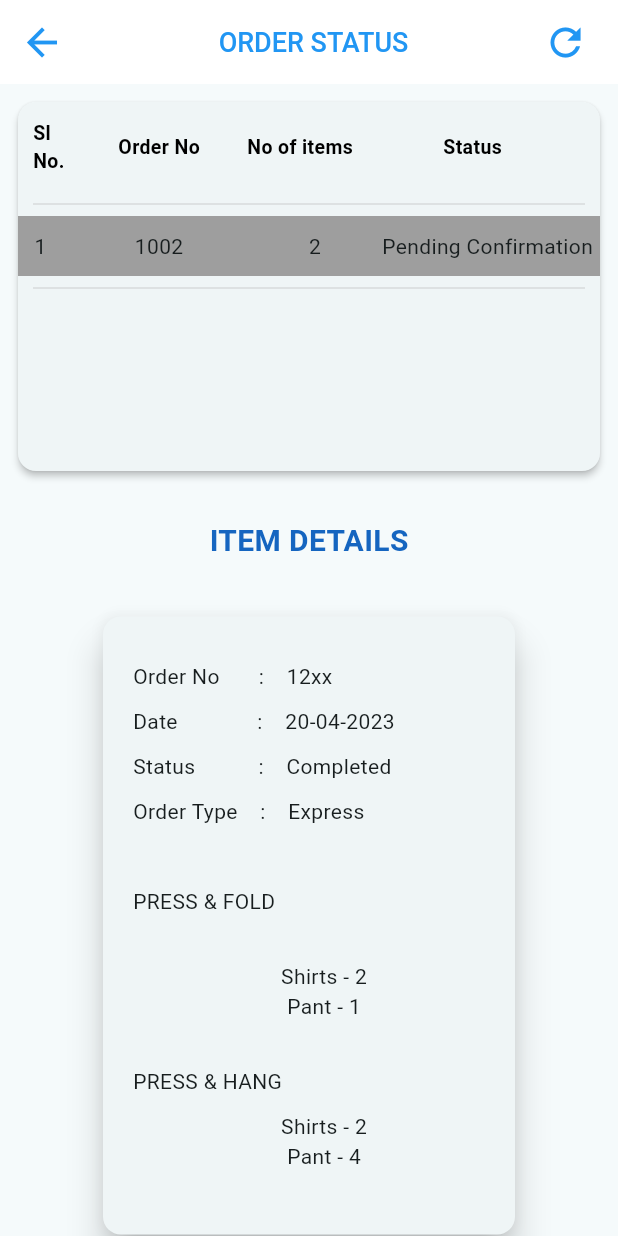
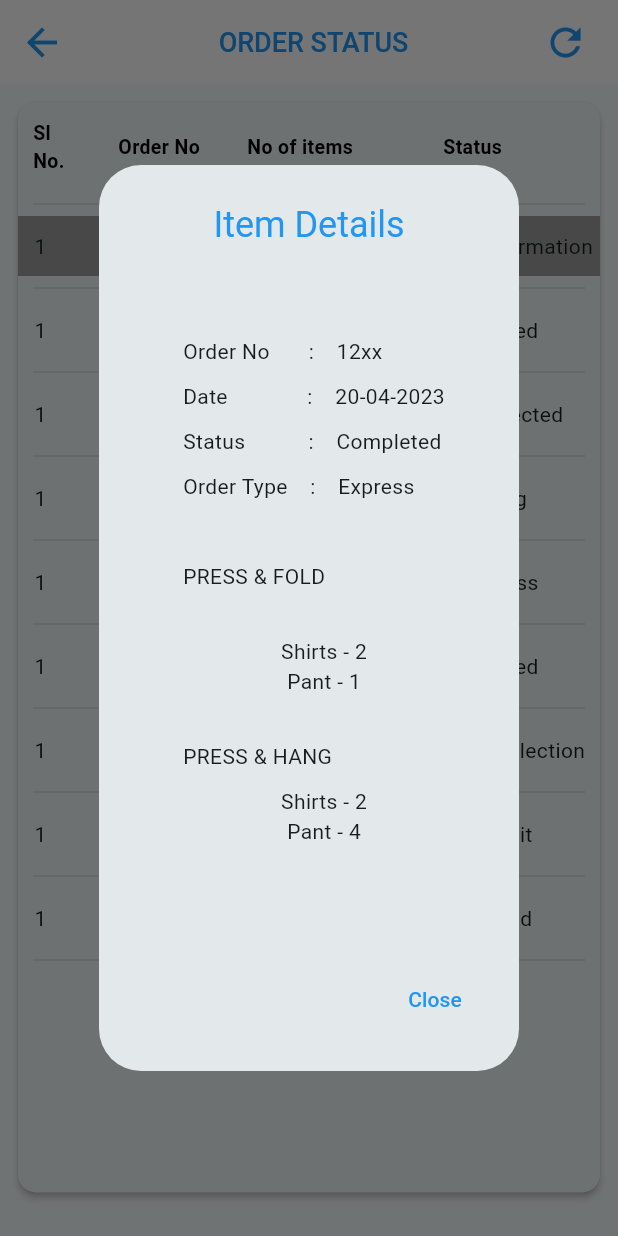
Before and after one commit to abhisheksr227/integrate3_screen, a Flutter app: the Orderstushistory screen opened directly, after a tap on an icon or button, on a phone screen of 412 x 824 dp. Run offline on Flutter 3.47's test engine with Material 2 defaults, Android fonts, the phone set to English and light mode, and no system bars; our stand-ins replace charts_flutter, dots_indicator, fl_chart, google_maps_flutter, pie_chart, share_plus and 1 more; missing offline and left inert: another_stepper.

Commit message:
git commit -m "second commit"

```diff
--- a/lib/Customers/15-19/Order_Status.dart
+++ b/lib/Customers/15-19/Order_Status.dart
@@ -1,8 +1,5 @@
 import 'package:flutter/cupertino.dart';
 import 'package:flutter/material.dart';
-import 'package:intl/intl.dart';
-
-import 'Item_Details.dart';
 
 class Orderstushistory extends StatefulWidget {
   const Orderstushistory({Key? key}) : super(key: key);
@@ -27,18 +24,101 @@ class _OrderstushistoryState extends State<Orderstushistory> {
   Color color = Color(0xff0d2bd4);
 
   int selectedRowIndex = -1;
-  bool isVisible = false;
-
-  void toggleVisibility() {
-    setState(() {
-      isVisible = true;
-    });
-  }
 
   void selectRow(int index) {
     setState(() {
       selectedRowIndex = index;
     });
+  }
+
+  Future<void> showItemDetails(BuildContext context) async {
+    return showDialog<void>(
+      context: context,
+      barrierDismissible: false,
+      builder: (BuildContext context) {
+        return AlertDialog(
+          title: Center(child: Text('Item Details',style: TextStyle(color: Colors.blue),)),
+          content: Padding(
+            padding: const EdgeInsets.all(12.0),
+            child: Container(
+              height: MediaQuery.of(context).size.height * 0.5,
+              child: Padding(
+                padding: const EdgeInsets.only(left: 20),
+                child: Column(
+                  crossAxisAlignment: CrossAxisAlignment.start,
+                  children: [
+                    SizedBox(
+                      height: 30,
+                    ),
+                    Row(
+                      children: [
+                        Text("Order No"),
+                        SizedBox(width: 26),
+                        Text(":"),
+                        SizedBox(width: 15),
+                        Text("12xx")
+                      ],
+                    ),
+                    SizedBox(height: 10,),
+                    Row(
+                      children: [
+                        Text("Date"),
+                        SizedBox(width: 53),
+                        Text(":"),
+                        SizedBox(width: 15),
+                        Text("20-04-2023")
+
+                      ],
+                    ),
+                    SizedBox(height: 10),
+                    Row(
+                      children: [
+                        Text("Status"),
+                        SizedBox(width: 42),
+                        Text(":"),
+                        SizedBox(width: 15),
+                        Text("Completed")
+                      ],
+                    ),SizedBox(height: 10),
+                    Row(
+                      children: [
+                        Text("Order Type"),
+                        SizedBox(width: 15),
+                        Text(":"),
+                        SizedBox(width: 15),
+                        Text("Express")
+                      ],
+                    ),
+
+                    SizedBox(
+                      height: 40,
+                    ),Text("PRESS & FOLD"),
+                    SizedBox(height: 30,),
+                    Center(child: Text("Shirts - 2")),
+                    Center(child: Text("Pant - 1"))
+                    ,SizedBox(
+                      height: 30,
+                    ),Text("PRESS & HANG"),
+                    SizedBox(height: 10,),
+                    Center(child: Text("Shirts - 2")),
+                    Center(child: Text("Pant - 4")),
+                    SizedBox(height: 10,),
+                  ],
+                ),
+              ),
+            ),
+          ),
+          actions: <Widget>[
+            TextButton(
+              child: Text('Close',style: TextStyle(color: Colors.blue),),
+              onPressed: () {
+                Navigator.of(context).pop();
+              },
+            ),
+          ],
+        );
+      },
+    );
   }
 
   @override
@@ -66,6 +146,7 @@ class _OrderstushistoryState extends State<Orderstushistory> {
             Padding(
               padding: const EdgeInsets.all(8),
               child: Card(
+                surfaceTintColor: Colors.white,
                 elevation: 2,
                 child: Container(
                   decoration: BoxDecoration(
@@ -139,16 +220,16 @@ class _OrderstushistoryState extends State<Orderstushistory> {
                         endIndent: 10,
                       ),
                       SizedBox(
-                        height: 170,
+                        height: MediaQuery.of(context).size.height*0.79,
                         child: ListView.builder(
-                          itemCount: 1,
+                          itemCount: 9,
                           itemBuilder: (BuildContext context, int rowIndex) {
                             return Column(
                               children: [
                                 GestureDetector(
                                   onTap: () {
                                     selectRow(rowIndex);
-                                    toggleVisibility();
+                                    showItemDetails(context);
                                   },
                                   child: Container(
                                     color: selectedRowIndex == rowIndex ? Colors.grey : null,
@@ -199,100 +280,6 @@ class _OrderstushistoryState extends State<Orderstushistory> {
                 ),
               ),
             ),
-            SizedBox(height: 20,),
-            if(isVisible)
-            SizedBox(
-              child: Column(
-                children: [
-                  Center(
-                    child: Text(
-                      "ITEM DETAILS",
-                      style: TextStyle(
-                          fontSize: 20,
-                          fontWeight: FontWeight.bold,
-                          color: Colors.blue[800]),
-                    ),
-                  ),
-            SizedBox(
-              height: 20,
-            ),
-            Padding(
-              padding: const EdgeInsets.all(12.0),
-              child: Card(
-                elevation: 10,
-                child: Container(
-                  width: MediaQuery.of(context).size.width / 1.5,
-                  height: MediaQuery.of(context).size.height * 0.5,
-                  child: Padding(
-                    padding: const EdgeInsets.only(left: 20),
-                    child: Column(
-                      crossAxisAlignment: CrossAxisAlignment.start,
-                      children: [
-                        SizedBox(
-                          height: 30,
-                        ),
-                        Row(
-                          children: [
-                            Text("Order No"),
-                            SizedBox(width: 26),
-                            Text(":"),
-                            SizedBox(width: 15),
-                            Text("12xx")
-                          ],
-                        ),
-                        SizedBox(height: 10,),
-                        Row(
-                          children: [
-                            Text("Date"),
-                            SizedBox(width: 53),
-                            Text(":"),
-                            SizedBox(width: 15),
-                            Text("20-04-2023")
-
-                          ],
-                        ),
-                        SizedBox(height: 10),
-                        Row(
-                          children: [
-                            Text("Status"),
-                            SizedBox(width: 42),
-                            Text(":"),
-                            SizedBox(width: 15),
-                            Text("Completed")
-                          ],
-                        ),SizedBox(height: 10),
-                        Row(
-                          children: [
-                            Text("Order Type"),
-                            SizedBox(width: 15),
-                            Text(":"),
-                            SizedBox(width: 15),
-                            Text("Express")
-                          ],
-                        ),
-
-                        SizedBox(
-                          height: 40,
-                        ),Text("PRESS & FOLD"),
-                        SizedBox(height: 30,),
-                        Center(child: Text("Shirts - 2")),
-                        Center(child: Text("Pant - 1"))
-                        ,SizedBox(
-                          height: 30,
-                        ),Text("PRESS & HANG"),
-                        SizedBox(height: 10,),
-                        Center(child: Text("Shirts - 2")),
-                        Center(child: Text("Pant - 4")),
-                        SizedBox(height: 10,),
-                      ],
-                    ),
-                  ),
-                ),
-              ),
-            ),
-                ],
-              ),
-            ),
           ],
         ),
       ),
```
Also changed, not shown: lib/Customers/15-19/Order_History.dart (+6 -7 lines), lib/Customers/15-19/Transaction_History.dart (+8 -7 lines), lib/Customers/Complaint.dart (+4 -4 lines).
